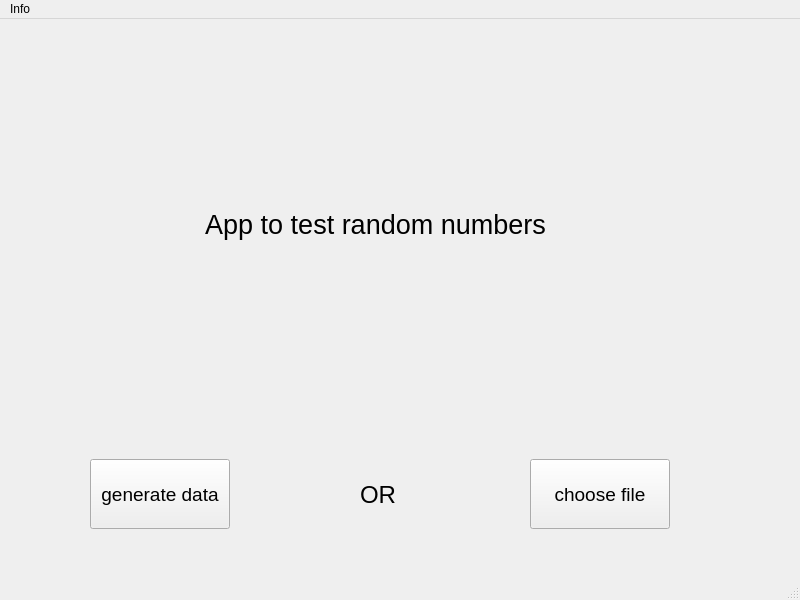
The window that gui/ui/MainWindow.ui (Mitt33/rngTest) describes before a commit, drawn with Qt 5.
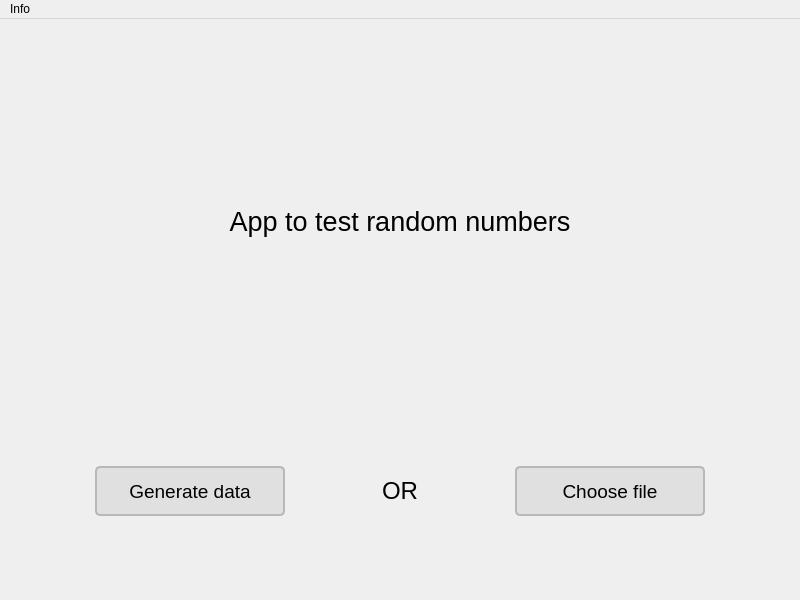
The same window after the commit.

```diff
--- a/gui/ui/MainWindow.ui
+++ b/gui/ui/MainWindow.ui
@@ -10,54 +10,186 @@
     <height>600</height>
    </rect>
   </property>
+  <property name="sizePolicy">
+   <sizepolicy hsizetype="Expanding" vsizetype="Expanding">
+    <horstretch>0</horstretch>
+    <verstretch>0</verstretch>
+   </sizepolicy>
+  </property>
   <property name="windowTitle">
    <string>MainWindow</string>
   </property>
+  <property name="styleSheet">
+   <string notr="true"/>
+  </property>
   <widget class="QWidget" name="centralwidget">
+   <property name="sizePolicy">
+    <sizepolicy hsizetype="Expanding" vsizetype="Expanding">
+     <horstretch>0</horstretch>
+     <verstretch>0</verstretch>
+    </sizepolicy>
+   </property>
+   <property name="autoFillBackground">
+    <bool>false</bool>
+   </property>
+   <property name="styleSheet">
+    <string notr="true"/>
+   </property>
+   <layout class="QGridLayout" name="gridLayout">
+    <item row="1" column="0">
+     <layout class="QHBoxLayout" name="horizontalLayout">
+      <property name="spacing">
+       <number>20</number>
+      </property>
+      <property name="leftMargin">
+       <number>40</number>
+      </property>
+      <property name="topMargin">
+       <number>20</number>
+      </property>
+      <property name="rightMargin">
+       <number>40</number>
+      </property>
+      <property name="bottomMargin">
+       <number>100</number>
+      </property>
+      <item>
    <widget class="QPushButton" name="generate_btn">
-    <property name="geometry">
-     <rect>
-      <x>90</x>
-      <y>440</y>
-      <width>140</width>
-      <height>70</height>
-     </rect>
+        <property name="enabled">
+         <bool>true</bool>
+        </property>
+        <property name="sizePolicy">
+         <sizepolicy hsizetype="Fixed" vsizetype="Fixed">
+          <horstretch>0</horstretch>
+          <verstretch>0</verstretch>
+         </sizepolicy>
+        </property>
+        <property name="minimumSize">
+         <size>
+          <width>190</width>
+          <height>50</height>
+         </size>
+        </property>
+        <property name="maximumSize">
+         <size>
+          <width>0</width>
+          <height>0</height>
+         </size>
+        </property>
+        <property name="baseSize">
+         <size>
+          <width>0</width>
+          <height>0</height>
+         </size>
     </property>
     <property name="font">
      <font>
       <pointsize>14</pointsize>
      </font>
     </property>
+        <property name="styleSheet">
+         <string notr="true">QPushButton {
+    background-color: rgb(224, 224, 224);
+    border-radius: 5px;
+    border: 2px solid rgb(184, 184, 184);
+    padding: 6px;
+}
+
+QPushButton:hover {
+    background-color: rgb(200, 200, 200);
+    border: 2px solid rgb(154, 154, 154);
+}</string>
+        </property>
     <property name="text">
-     <string>generate data</string>
-    </property>
-   </widget>
+         <string>Generate data</string>
+        </property>
+       </widget>
+      </item>
+      <item>
+       <widget class="QLabel" name="label_2">
+        <property name="sizePolicy">
+         <sizepolicy hsizetype="Expanding" vsizetype="Expanding">
+          <horstretch>0</horstretch>
+          <verstretch>0</verstretch>
+         </sizepolicy>
+        </property>
+        <property name="minimumSize">
+         <size>
+          <width>190</width>
+          <height>50</height>
+         </size>
+        </property>
+        <property name="maximumSize">
+         <size>
+          <width>0</width>
+          <height>0</height>
+         </size>
+        </property>
+        <property name="font">
+         <font>
+          <pointsize>18</pointsize>
+         </font>
+        </property>
+        <property name="text">
+         <string>OR</string>
+        </property>
+        <property name="alignment">
+         <set>Qt::AlignCenter</set>
+        </property>
+       </widget>
+      </item>
+      <item>
    <widget class="QPushButton" name="choose_btn">
-    <property name="geometry">
-     <rect>
-      <x>530</x>
-      <y>440</y>
-      <width>140</width>
-      <height>70</height>
-     </rect>
+        <property name="sizePolicy">
+         <sizepolicy hsizetype="Fixed" vsizetype="Fixed">
+          <horstretch>0</horstretch>
+          <verstretch>0</verstretch>
+         </sizepolicy>
+        </property>
+        <property name="minimumSize">
+         <size>
+          <width>190</width>
+          <height>50</height>
+         </size>
+        </property>
+        <property name="maximumSize">
+         <size>
+          <width>0</width>
+          <height>0</height>
+         </size>
     </property>
     <property name="font">
      <font>
       <pointsize>14</pointsize>
      </font>
     </property>
+        <property name="styleSheet">
+         <string notr="true">QPushButton {
+    background-color: rgb(224, 224, 224);
+    border-radius: 5px;
+    border: 2px solid rgb(184, 184, 184);
+    padding: 6px;
+}
+
+QPushButton:hover {
+    background-color: rgb(200, 200, 200);
+    border: 2px solid rgb(154, 154, 154);
+}</string>
+        </property>
     <property name="text">
-     <string>choose file</string>
-    </property>
-   </widget>
+         <string>Choose file</string>
+        </property>
+       </widget>
+      </item>
+     </layout>
+    </item>
+    <item row="0" column="0">
    <widget class="QLabel" name="label">
-    <property name="geometry">
-     <rect>
-      <x>190</x>
-      <y>180</y>
-      <width>371</width>
-      <height>51</height>
-     </rect>
+      <property name="minimumSize">
+       <size>
+        <width>0</width>
+        <height>200</height>
+       </size>
     </property>
     <property name="font">
      <font>
@@ -74,24 +206,8 @@
      <set>Qt::AlignCenter</set>
     </property>
    </widget>
-   <widget class="QLabel" name="label_2">
-    <property name="geometry">
-     <rect>
-      <x>360</x>
-      <y>450</y>
-      <width>71</width>
-      <height>51</height>
-     </rect>
-    </property>
-    <property name="font">
-     <font>
-      <pointsize>18</pointsize>
-     </font>
-    </property>
-    <property name="text">
-     <string>OR</string>
-    </property>
-   </widget>
+    </item>
+   </layout>
   </widget>
   <widget class="QMenuBar" name="menubar">
    <property name="geometry">
@@ -111,7 +227,6 @@
    </widget>
    <addaction name="menuInfo"/>
   </widget>
-  <widget class="QStatusBar" name="statusbar"/>
   <action name="actionabout_app">
    <property name="text">
     <string>about app</string>
```
Lines whose indentation alone changed are shown as unchanged.
